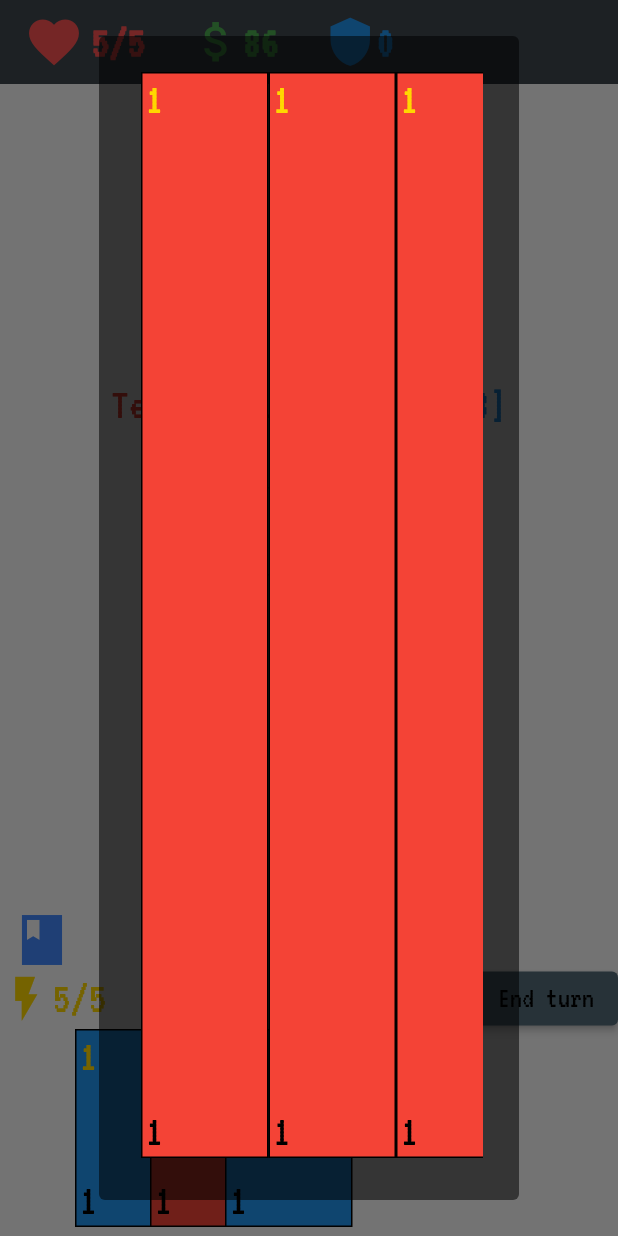
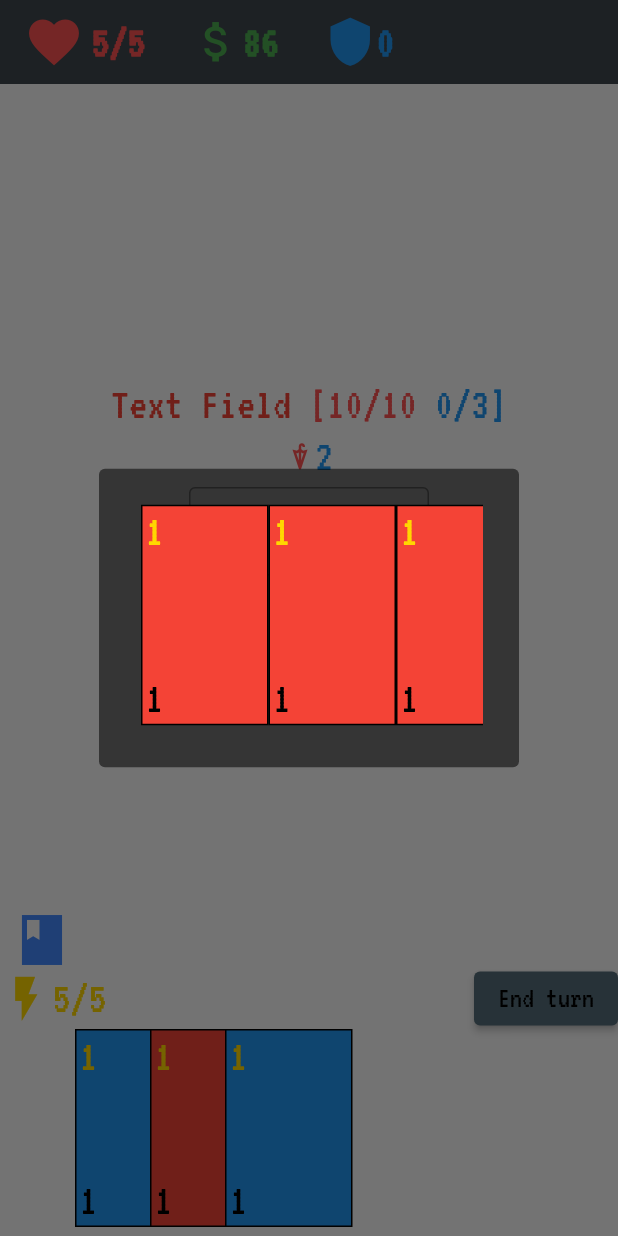
Before and after one commit to thehir0/dotw, a Flutter app: the GameScreen screen opened by its route, after a tap on the "book" icon, on a phone screen of 412 x 824 dp. Run offline on Flutter 3.47's test engine with Material 2 defaults, Android fonts, the phone set to English and light mode, and no system bars; our stand-ins replace firebase_core, firebase_database, get, google_fonts; accounts and stored records are empty.

Commit message:
Deck add

```diff
--- a/lib/main.dart
+++ b/lib/main.dart
@@ -459,7 +459,8 @@ class _GameScreenState extends State<GameScreen> {
       backgroundColor: Colors.black54,
       elevation: 0,
       content: Container(
-        width: 85,
+        height: 155,
+        width: 100,
         child: ListView(
           scrollDirection: Axis.horizontal,
           padding: const EdgeInsets.all(4.0),
```
